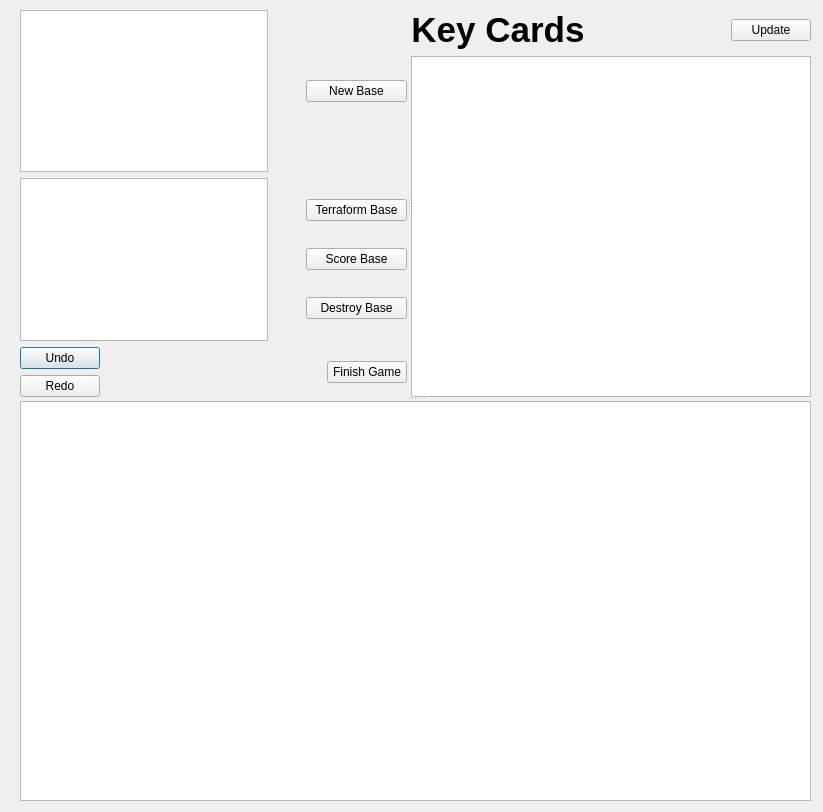
Old version of the form mainGame.ui in the repository fabikw/Smash-UP.
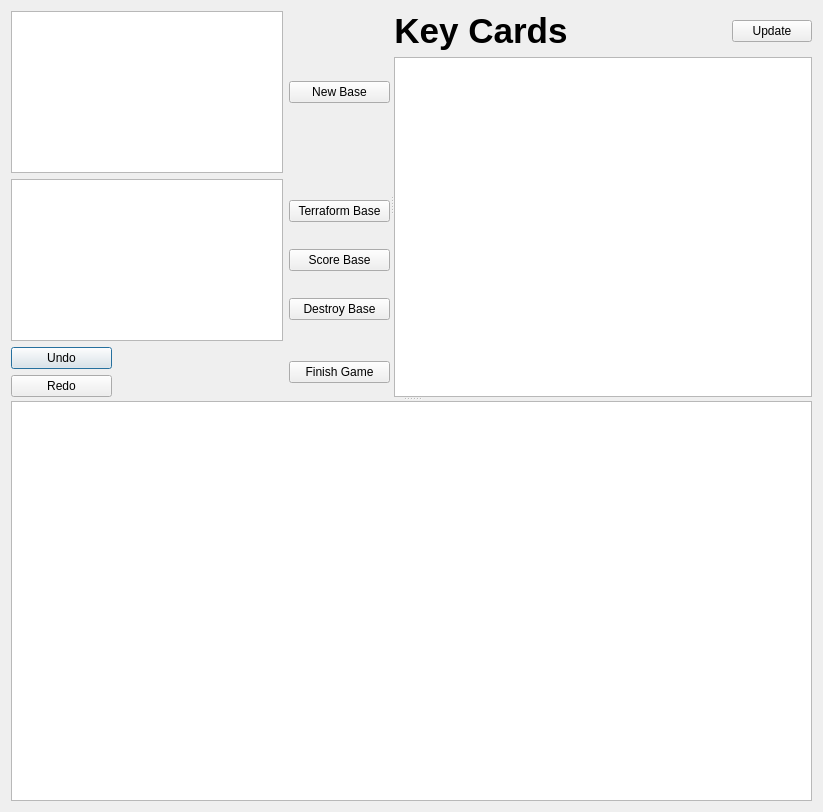
New version of the form.

Commit message: Added support for expanding window as well as increased font size.

What changed in the file:
```diff
--- a/mainGame.ui
+++ b/mainGame.ui
@@ -13,46 +13,36 @@
   <property name="windowTitle">
    <string>Game</string>
   </property>
+  <layout class="QGridLayout" name="gridLayout">
+   <item row="0" column="0">
   <widget class="QSplitter" name="splitter_2">
-   <property name="geometry">
-    <rect>
-     <x>20</x>
-     <y>10</y>
-     <width>791</width>
-     <height>791</height>
-    </rect>
+     <property name="sizePolicy">
+      <sizepolicy hsizetype="Preferred" vsizetype="MinimumExpanding">
+       <horstretch>0</horstretch>
+       <verstretch>0</verstretch>
+      </sizepolicy>
    </property>
    <property name="orientation">
     <enum>Qt::Vertical</enum>
    </property>
    <widget class="QSplitter" name="splitter">
+      <property name="sizePolicy">
+       <sizepolicy hsizetype="MinimumExpanding" vsizetype="Preferred">
+        <horstretch>0</horstretch>
+        <verstretch>0</verstretch>
+       </sizepolicy>
+      </property>
     <property name="orientation">
      <enum>Qt::Horizontal</enum>
     </property>
     <widget class="QWidget" name="layoutWidget">
      <layout class="QVBoxLayout" name="verticalLayout_3">
       <item>
-       <layout class="QHBoxLayout" name="horizontalLayout">
-        <item>
-         <widget class="QListWidget" name="allBases"/>
-        </item>
-        <item>
-         <spacer name="horizontalSpacer">
-          <property name="orientation">
-           <enum>Qt::Horizontal</enum>
-          </property>
-          <property name="sizeHint" stdset="0">
-           <size>
-            <width>40</width>
-            <height>20</height>
-           </size>
-          </property>
-         </spacer>
-        </item>
-        <item>
+         <layout class="QGridLayout" name="gridLayout_3">
+          <item row="0" column="1">
          <widget class="QPushButton" name="newBase">
           <property name="sizePolicy">
-           <sizepolicy hsizetype="Preferred" vsizetype="Fixed">
+             <sizepolicy hsizetype="Fixed" vsizetype="Fixed">
             <horstretch>0</horstretch>
             <verstretch>0</verstretch>
            </sizepolicy>
@@ -74,30 +64,66 @@
           </property>
          </widget>
         </item>
+          <item row="0" column="0">
+           <widget class="QListWidget" name="allBases">
+            <property name="sizePolicy">
+             <sizepolicy hsizetype="MinimumExpanding" vsizetype="MinimumExpanding">
+              <horstretch>0</horstretch>
+              <verstretch>0</verstretch>
+             </sizepolicy>
+            </property>
+            <property name="minimumSize">
+             <size>
+              <width>241</width>
+              <height>151</height>
+             </size>
+            </property>
+            <property name="font">
+             <font>
+              <pointsize>12</pointsize>
+              <weight>50</weight>
+              <bold>false</bold>
+             </font>
+            </property>
+           </widget>
+          </item>
        </layout>
       </item>
       <item>
-       <layout class="QHBoxLayout" name="horizontalLayout_2">
-        <item>
-         <widget class="QListWidget" name="playingBases"/>
-        </item>
-        <item>
-         <spacer name="horizontalSpacer_2">
-          <property name="orientation">
-           <enum>Qt::Horizontal</enum>
-          </property>
-          <property name="sizeHint" stdset="0">
+         <layout class="QGridLayout" name="gridLayout_2">
+          <item row="0" column="0">
+           <widget class="QListWidget" name="playingBases">
+            <property name="sizePolicy">
+             <sizepolicy hsizetype="MinimumExpanding" vsizetype="MinimumExpanding">
+              <horstretch>0</horstretch>
+              <verstretch>0</verstretch>
+             </sizepolicy>
+            </property>
+            <property name="minimumSize">
            <size>
-            <width>40</width>
-            <height>20</height>
-           </size>
-          </property>
-         </spacer>
-        </item>
-        <item>
+              <width>240</width>
+              <height>152</height>
+             </size>
+            </property>
+            <property name="font">
+             <font>
+              <pointsize>12</pointsize>
+              <weight>50</weight>
+              <bold>false</bold>
+             </font>
+            </property>
+           </widget>
+          </item>
+          <item row="0" column="1">
          <layout class="QVBoxLayout" name="verticalLayout_2">
           <item>
            <widget class="QPushButton" name="terraform">
+              <property name="sizePolicy">
+               <sizepolicy hsizetype="Fixed" vsizetype="Fixed">
+                <horstretch>0</horstretch>
+                <verstretch>0</verstretch>
+               </sizepolicy>
+              </property>
             <property name="minimumSize">
              <size>
               <width>101</width>
@@ -114,6 +140,12 @@
           </item>
           <item>
            <widget class="QPushButton" name="scoreBase">
+              <property name="sizePolicy">
+               <sizepolicy hsizetype="Fixed" vsizetype="Fixed">
+                <horstretch>0</horstretch>
+                <verstretch>0</verstretch>
+               </sizepolicy>
+              </property>
             <property name="minimumSize">
              <size>
               <width>101</width>
@@ -130,6 +162,18 @@
           </item>
           <item>
            <widget class="QPushButton" name="destroy">
+              <property name="sizePolicy">
+               <sizepolicy hsizetype="Fixed" vsizetype="Fixed">
+                <horstretch>0</horstretch>
+                <verstretch>0</verstretch>
+               </sizepolicy>
+              </property>
+              <property name="minimumSize">
+               <size>
+                <width>101</width>
+                <height>0</height>
+               </size>
+              </property>
             <property name="text">
              <string>Destroy Base</string>
             </property>
@@ -148,6 +192,18 @@
          <layout class="QVBoxLayout" name="verticalLayout">
           <item>
            <widget class="QPushButton" name="undo">
+              <property name="sizePolicy">
+               <sizepolicy hsizetype="Fixed" vsizetype="Fixed">
+                <horstretch>0</horstretch>
+                <verstretch>0</verstretch>
+               </sizepolicy>
+              </property>
+              <property name="minimumSize">
+               <size>
+                <width>101</width>
+                <height>0</height>
+               </size>
+              </property>
             <property name="text">
              <string>Undo</string>
             </property>
@@ -155,6 +211,18 @@
           </item>
           <item>
            <widget class="QPushButton" name="redo">
+              <property name="sizePolicy">
+               <sizepolicy hsizetype="Fixed" vsizetype="Fixed">
+                <horstretch>0</horstretch>
+                <verstretch>0</verstretch>
+               </sizepolicy>
+              </property>
+              <property name="minimumSize">
+               <size>
+                <width>101</width>
+                <height>0</height>
+               </size>
+              </property>
             <property name="text">
              <string>Redo</string>
             </property>
@@ -177,6 +245,18 @@
         </item>
         <item>
          <widget class="QPushButton" name="finish">
+            <property name="sizePolicy">
+             <sizepolicy hsizetype="Fixed" vsizetype="Fixed">
+              <horstretch>0</horstretch>
+              <verstretch>0</verstretch>
+             </sizepolicy>
+            </property>
+            <property name="minimumSize">
+             <size>
+              <width>101</width>
+              <height>0</height>
+             </size>
+            </property>
           <property name="text">
            <string>Finish Game</string>
           </property>
@@ -191,6 +271,9 @@
     </widget>
     <widget class="QWidget" name="layoutWidget">
      <layout class="QVBoxLayout" name="verticalLayout_4">
+        <property name="sizeConstraint">
+         <enum>QLayout::SetMinimumSize</enum>
+        </property>
       <item>
        <layout class="QHBoxLayout" name="horizontalLayout_4">
         <item>
@@ -234,24 +317,50 @@
       </item>
       <item>
        <widget class="QPlainTextEdit" name="keyCards">
+          <property name="sizePolicy">
+           <sizepolicy hsizetype="MinimumExpanding" vsizetype="MinimumExpanding">
+            <horstretch>0</horstretch>
+            <verstretch>0</verstretch>
+           </sizepolicy>
+          </property>
         <property name="minimumSize">
          <size>
           <width>400</width>
-          <height>0</height>
-         </size>
-        </property>
+            <height>340</height>
+           </size>
+          </property>
+          <property name="font">
+           <font>
+            <pointsize>12</pointsize>
+            <weight>50</weight>
+            <bold>false</bold>
+           </font>
+          </property>
        </widget>
       </item>
      </layout>
     </widget>
    </widget>
    <widget class="QTextEdit" name="output">
+      <property name="sizePolicy">
+       <sizepolicy hsizetype="MinimumExpanding" vsizetype="MinimumExpanding">
+        <horstretch>0</horstretch>
+        <verstretch>0</verstretch>
+       </sizepolicy>
+      </property>
     <property name="minimumSize">
      <size>
-      <width>0</width>
+        <width>791</width>
       <height>400</height>
      </size>
     </property>
+      <property name="font">
+       <font>
+        <pointsize>12</pointsize>
+        <weight>50</weight>
+        <bold>false</bold>
+       </font>
+      </property>
     <property name="undoRedoEnabled">
      <bool>false</bool>
     </property>
@@ -263,6 +372,8 @@
     </property>
    </widget>
   </widget>
+   </item>
+  </layout>
  </widget>
  <resources/>
  <connections/>
```
Lines whose indentation alone changed are shown as unchanged. The commit also changes 3 other files.
